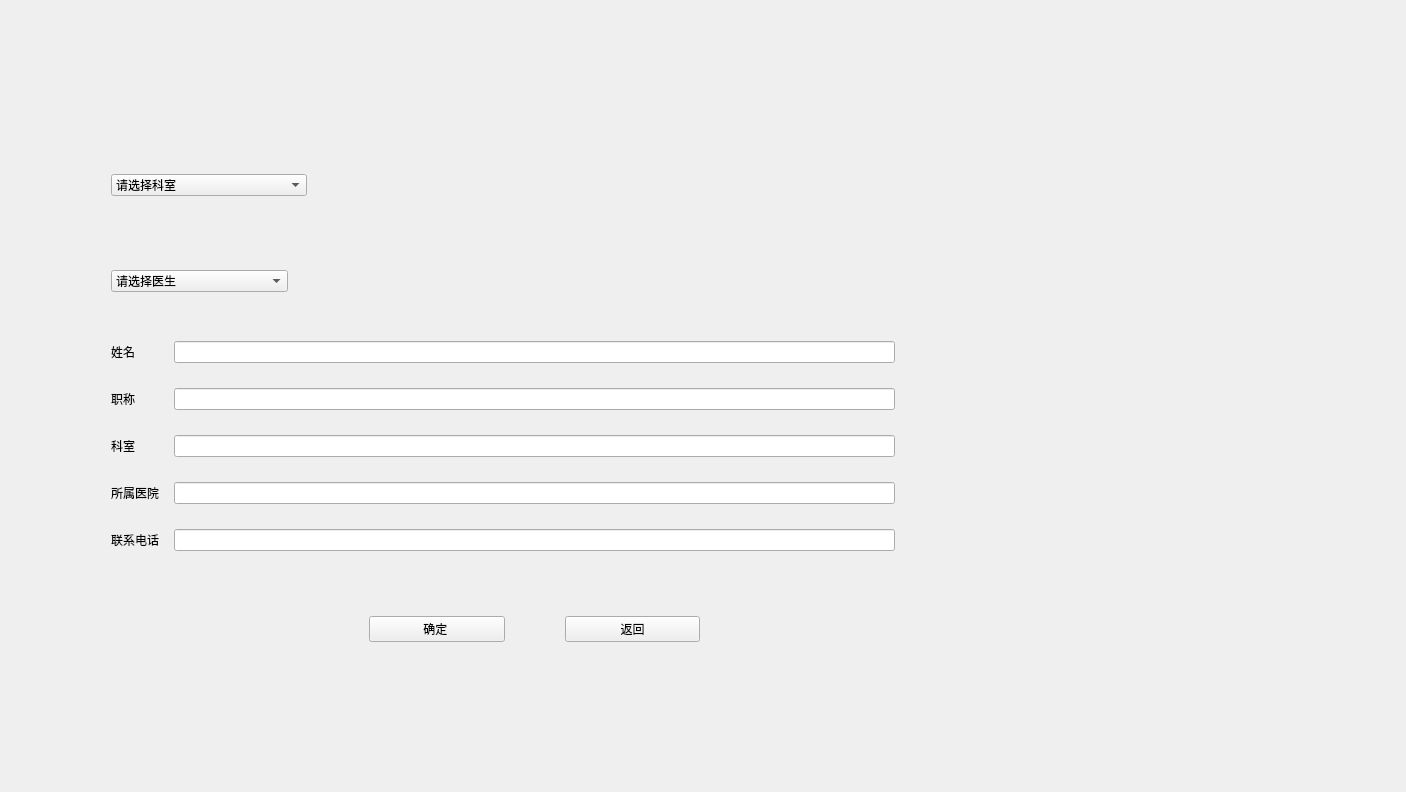
BottleOfErie/SmartHospital, file ui/ViewDoctorInformations.ui: the form before one commit.
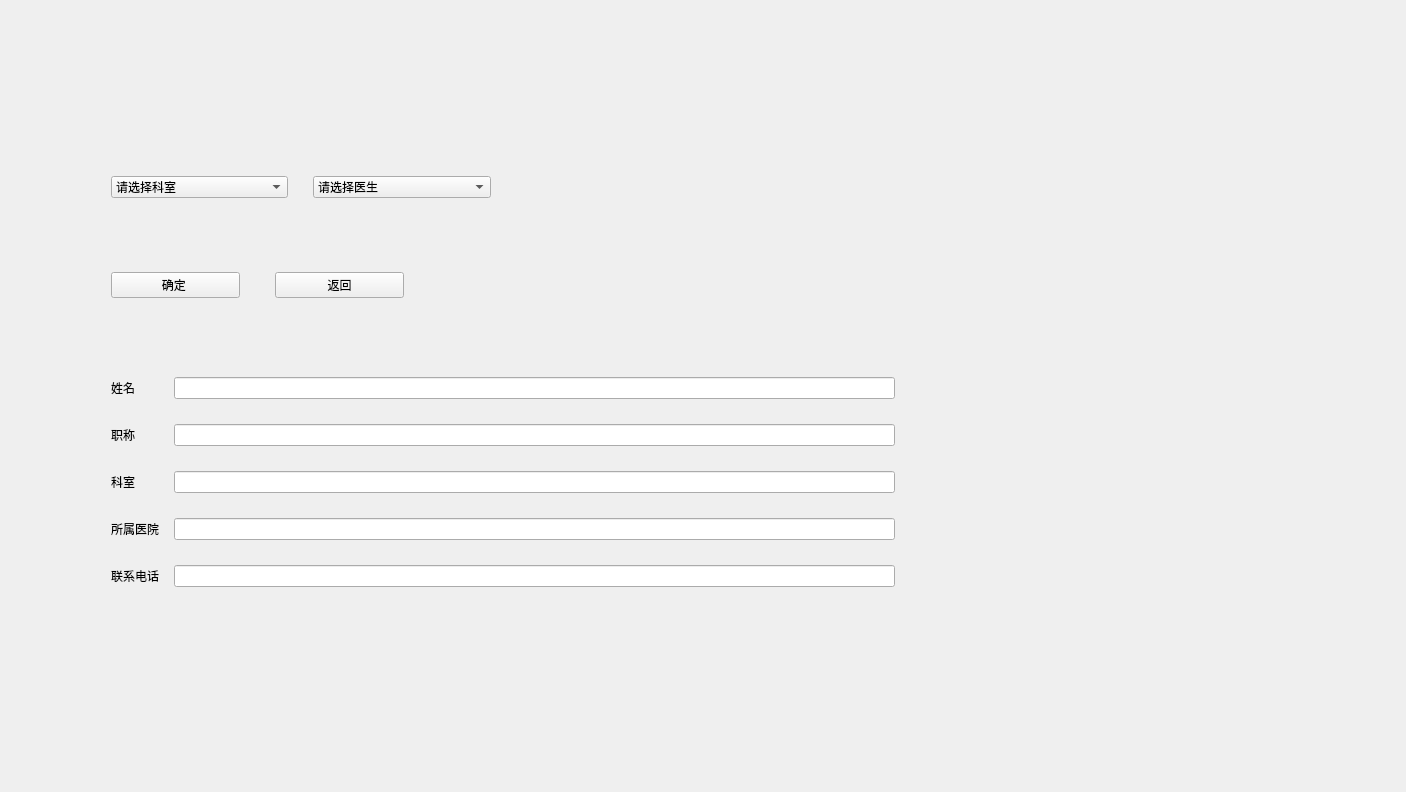
The form after the commit. Icons and pictures are not drawn.

Commit message: 我上午改的那版被覆盖了，重新上传

```diff
--- a/ui/ViewDoctorInformations.ui
+++ b/ui/ViewDoctorInformations.ui
@@ -44,7 +44,7 @@
      <item>
       <layout class="QHBoxLayout" name="horizontalLayout_2">
        <property name="spacing">
-        <number>0</number>
+        <number>25</number>
        </property>
        <item>
         <widget class="QComboBox" name="comboBox">
@@ -105,6 +105,15 @@
          </item>
         </widget>
        </item>
+       <item>
+        <widget class="QComboBox" name="comboBox_2">
+         <item>
+          <property name="text">
+           <string>请选择医生</string>
+          </property>
+         </item>
+        </widget>
+       </item>
        <item>
         <widget class="QLabel" name="label_7">
          <property name="text">
@@ -119,39 +128,25 @@
          </property>
         </widget>
        </item>
-       <item>
-        <widget class="QLabel" name="label_2">
-         <property name="text">
-          <string/>
-         </property>
-        </widget>
-       </item>
       </layout>
      </item>
      <item>
       <layout class="QHBoxLayout" name="horizontalLayout_3">
+       <property name="spacing">
+        <number>35</number>
+       </property>
        <item>
-        <widget class="QComboBox" name="comboBox_2">
-         <item>
-          <property name="text">
-           <string>请选择医生</string>
-          </property>
-         </item>
-         <item>
-          <property name="text">
-           <string>新建项目</string>
-          </property>
-         </item>
-         <item>
-          <property name="text">
-           <string>新建项目</string>
-          </property>
-         </item>
-         <item>
-          <property name="text">
-           <string>新建项目</string>
-          </property>
-         </item>
+        <widget class="QPushButton" name="pushButton">
+         <property name="text">
+          <string>确定 </string>
+         </property>
+        </widget>
+       </item>
+       <item>
+        <widget class="QPushButton" name="pushButton_2">
+         <property name="text">
+          <string>返回</string>
+         </property>
         </widget>
        </item>
        <item>
@@ -161,6 +156,13 @@
          </property>
         </widget>
        </item>
+       <item>
+        <widget class="QLabel" name="label_2">
+         <property name="text">
+          <string/>
+         </property>
+        </widget>
+       </item>
        <item>
         <widget class="QLabel" name="label_9">
          <property name="text">
@@ -168,13 +170,6 @@
          </property>
         </widget>
        </item>
-       <item>
-        <widget class="QLabel" name="label_11">
-         <property name="text">
-          <string/>
-         </property>
-        </widget>
-       </item>
       </layout>
      </item>
      <item>
@@ -185,6 +180,9 @@
        <property name="verticalSpacing">
         <number>25</number>
        </property>
+       <property name="topMargin">
+        <number>30</number>
+       </property>
        <item row="0" column="0">
         <widget class="QLabel" name="label">
          <property name="text">
@@ -202,13 +200,6 @@
          </property>
         </widget>
        </item>
-       <item row="1" column="1">
-        <layout class="QHBoxLayout" name="horizontalLayout_10">
-         <item>
-          <widget class="QLineEdit" name="lineEdit_2"/>
-         </item>
-        </layout>
-       </item>
        <item row="2" column="0">
         <widget class="QLabel" name="label_4">
          <property name="text">
@@ -239,43 +230,8 @@
        <item row="4" column="1">
         <widget class="QLineEdit" name="lineEdit_5"/>
        </item>
-       <item row="5" column="1">
-        <layout class="QHBoxLayout" name="horizontalLayout">
-         <property name="spacing">
-          <number>60</number>
-         </property>
-         <property name="topMargin">
-          <number>40</number>
-         </property>
-         <item>
-          <widget class="QLabel" name="label_14">
-           <property name="text">
-            <string/>
-           </property>
-          </widget>
-         </item>
-         <item>
-          <widget class="QPushButton" name="pushButton">
-           <property name="text">
-            <string>确定 </string>
-           </property>
-          </widget>
-         </item>
-         <item>
-          <widget class="QPushButton" name="pushButton_2">
-           <property name="text">
-            <string>返回</string>
-           </property>
-          </widget>
-         </item>
-         <item>
-          <widget class="QLabel" name="label_15">
-           <property name="text">
-            <string/>
-           </property>
-          </widget>
-         </item>
-        </layout>
+       <item row="1" column="1">
+        <widget class="QLineEdit" name="lineEdit_2"/>
        </item>
       </layout>
      </item>
```
